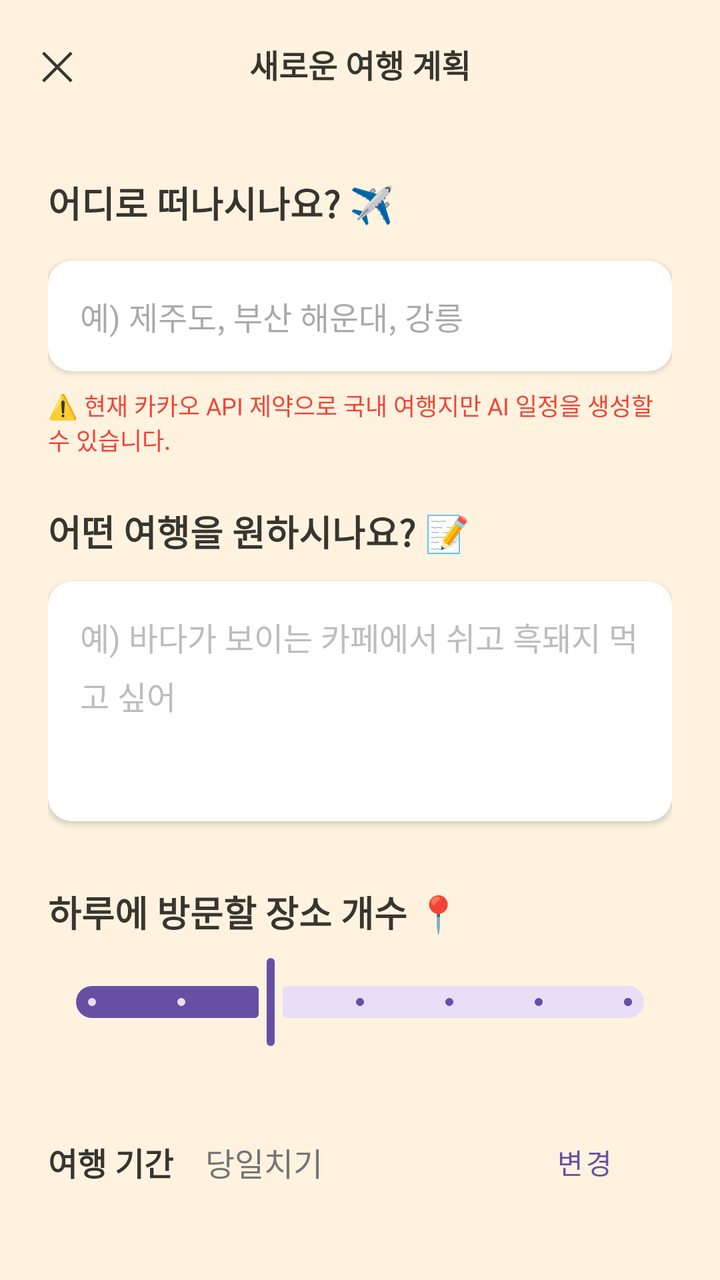
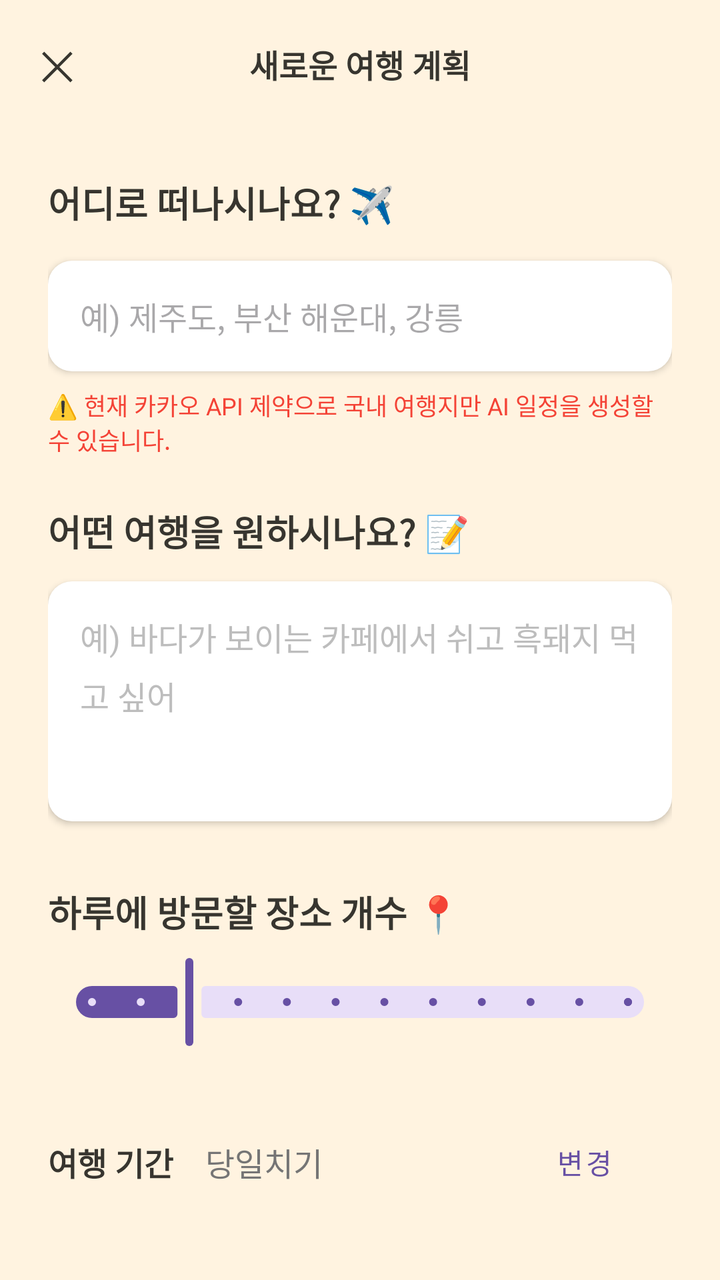

An Android layout rendered at two revisions. The XML below is the earlier revision; the diff shows what the commit changed to produce the second picture.
<!-- AndroidManifest.xml: application theme Theme.Harudiary -->
<!-- res/layout/activity_plan_input.xml -->
<?xml version="1.0" encoding="utf-8"?>
<androidx.coordinatorlayout.widget.CoordinatorLayout xmlns:android="http://schemas.android.com/apk/res/android"
    xmlns:app="http://schemas.android.com/apk/res-auto"
    android:layout_width="match_parent"
    android:layout_height="match_parent"
    android:background="#FFF3E0"> 

    <com.google.android.material.appbar.AppBarLayout
        android:layout_width="match_parent"
        android:layout_height="wrap_content"
        android:background="@android:color/transparent"
        app:elevation="0dp">

        <androidx.appcompat.widget.Toolbar
            android:layout_width="match_parent"
            android:layout_height="?attr/actionBarSize"
            app:contentInsetStart="0dp">

            <RelativeLayout
                android:layout_width="match_parent"
                android:layout_height="match_parent"
                android:paddingHorizontal="20dp">

                <TextView
                    android:id="@+id/btn_close"
                    android:layout_width="wrap_content"
                    android:layout_height="wrap_content"
                    android:layout_centerVertical="true"
                    android:text="✕"
                    android:textSize="20sp"
                    android:textColor="#37352F" />

                <TextView
                    android:id="@+id/tv_activity_title"
                    android:layout_width="wrap_content"
                    android:layout_height="wrap_content"
                    android:layout_centerInParent="true"
                    android:text="새로운 여행 계획"
                    android:textSize="16sp"
                    android:textStyle="bold"
                    android:textColor="#37352F" />
            </RelativeLayout>
        </androidx.appcompat.widget.Toolbar>
    </com.google.android.material.appbar.AppBarLayout>

    <androidx.core.widget.NestedScrollView
        android:layout_width="match_parent"
        android:layout_height="match_parent"
        app:layout_behavior="@string/appbar_scrolling_view_behavior">

        <LinearLayout
            android:layout_width="match_parent"
            android:layout_height="wrap_content"
            android:orientation="vertical"
            android:padding="24dp">

            <TextView
                android:layout_width="wrap_content"
                android:layout_height="wrap_content"
                android:text="어디로 떠나시나요? ✈️"
                android:textSize="18sp"
                android:textStyle="bold"
                android:textColor="#37352F"
                android:layout_marginBottom="16dp" />

            <EditText
                android:id="@+id/et_destination"
                android:layout_width="match_parent"
                android:layout_height="wrap_content"
                android:background="@drawable/bg_rounded_white"
                android:padding="16dp"
                android:hint="예) 제주도, 부산 해운대, 강릉"
                android:textSize="16sp"
                android:textColor="#37352F"
                android:layout_marginBottom="8dp"
                android:elevation="2dp" />

            <TextView
                android:layout_width="wrap_content"
                android:layout_height="wrap_content"
                android:text="⚠️ 현재 카카오 API 제약으로 국내 여행지만 AI 일정을 생성할 수 있습니다."
                android:textSize="12sp"
                android:textColor="#F44336"
                android:layout_marginBottom="24dp" />

            <TextView
                android:layout_width="wrap_content"
                android:layout_height="wrap_content"
                android:text="어떤 여행을 원하시나요? 📝"
                android:textSize="18sp"
                android:textStyle="bold"
                android:textColor="#37352F"
                android:layout_marginBottom="12dp" />

            <EditText
                android:id="@+id/et_content"
                android:layout_width="match_parent"
                android:layout_height="wrap_content"
                android:minHeight="120dp"
                android:background="@drawable/bg_rounded_white"
                android:padding="16dp"
                android:gravity="top"
                android:hint="예) 바다가 보이는 카페에서 쉬고 흑돼지 먹고 싶어"
                android:lineSpacingExtra="6dp"
                android:textSize="16sp"
                android:textColor="#37352F"
                android:textColorHint="#BDBDBD"
                android:layout_marginBottom="32dp"
                android:elevation="2dp" />

            <TextView
                android:layout_width="wrap_content"
                android:layout_height="wrap_content"
                android:text="하루에 방문할 장소 개수 📍"
                android:textSize="18sp"
                android:textStyle="bold"
                android:textColor="#37352F"
                android:layout_marginBottom="8dp" />

            <com.google.android.material.slider.Slider
                android:id="@+id/slider_places_per_day"
                android:layout_width="match_parent"
                android:layout_height="wrap_content"
                android:valueFrom="4.0"
                android:valueTo="10.0"
                android:value="6.0"
                android:stepSize="1.0"
                android:layout_marginBottom="32dp" />

            <LinearLayout
                android:layout_width="match_parent"
                android:layout_height="wrap_content"
                android:orientation="horizontal"
                android:gravity="center_vertical"
                android:layout_marginBottom="32dp">

                <TextView
                    android:layout_width="wrap_content"
                    android:layout_height="wrap_content"
                    android:text="여행 기간"
                    android:textSize="16sp"
                    android:textStyle="bold"
                    android:textColor="#37352F"
                    android:layout_marginEnd="16dp" />

                <TextView
                    android:id="@+id/tv_end_date"
                    android:layout_width="0dp"
                    android:layout_weight="1"
                    android:layout_height="wrap_content"
                    android:text="당일치기"
                    android:textColor="#757575"
                    android:textSize="16sp" />

                <Button
                    android:id="@+id/btn_select_end_date"
                    android:layout_width="wrap_content"
                    android:layout_height="wrap_content"
                    android:text="변경"
                    android:textSize="14sp"
                    style="@style/Widget.MaterialComponents.Button.TextButton" />
            </LinearLayout>

            <com.google.android.material.button.MaterialButton
                android:id="@+id/btn_generate_travel_plan"
                android:layout_width="match_parent"
                android:layout_height="56dp"
                android:text="AI 여행 일정 생성하기"
                android:textSize="16sp"
                android:textStyle="bold"
                android:textColor="@color/white"
                app:cornerRadius="12dp"
                app:backgroundTint="#FF9800"
                android:layout_marginTop="16dp" />

        </LinearLayout>
    </androidx.core.widget.NestedScrollView>
</androidx.coordinatorlayout.widget.CoordinatorLayout>
<!-- resources referenced by this layout -->
<resources>
  <color name="white">#FFFFFFFF</color>
  <!-- drawable bg_rounded_white (drawable) -->
  <?xml version="1.0" encoding="utf-8"?>
  <shape xmlns:android="http://schemas.android.com/apk/res/android"
      android:shape="rectangle">
      <solid android:color="#FFFFFF" />
      <corners android:radius="12dp" />
  </shape>
  <style name="Theme.Harudiary" parent="Base.Theme.Harudiary" />
  <style name="Base.Theme.Harudiary" parent="Theme.Material3.DayNight.NoActionBar" />
</resources>

<!-- the commit's change to res/layout/activity_plan_input.xml (unified diff, before → after) -->
@@ -122,7 +122,7 @@
                 android:layout_width="match_parent"
                 android:layout_height="wrap_content"
                 android:valueFrom="4.0"
-                android:valueTo="10.0"
+                android:valueTo="15.0"
                 android:value="6.0"
                 android:stepSize="1.0"
                 android:layout_marginBottom="32dp" />
